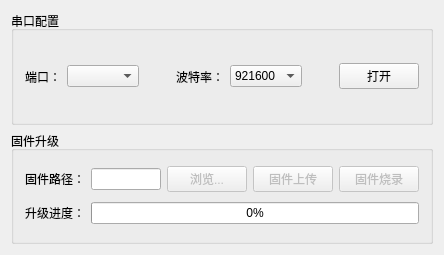
Before: the Qt Designer form widget.ui in ylongwang2782/wht-update-tool, drawn with Qt 5.
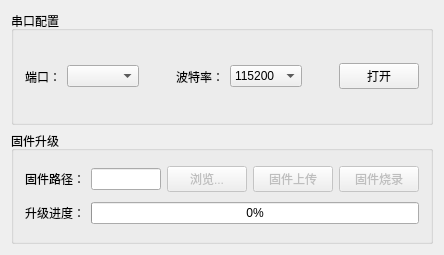
After: the same form once the commit is applied.

Commit message: fix: 修复了无法通过指令使目标进入bootloader的问题

Diff of the .ui file:
```diff
--- a/widget.ui
+++ b/widget.ui
@@ -69,7 +69,7 @@
       <item>
        <widget class="QComboBox" name="comBaudRate">
         <property name="currentText">
-         <string>921600</string>
+         <string>115200</string>
         </property>
         <property name="currentIndex">
          <number>3</number>
@@ -94,7 +94,7 @@
         </item>
         <item>
          <property name="text">
-          <string>921600</string>
+          <string>115200</string>
          </property>
         </item>
         <item>
```
The commit also changes 1 other file.
